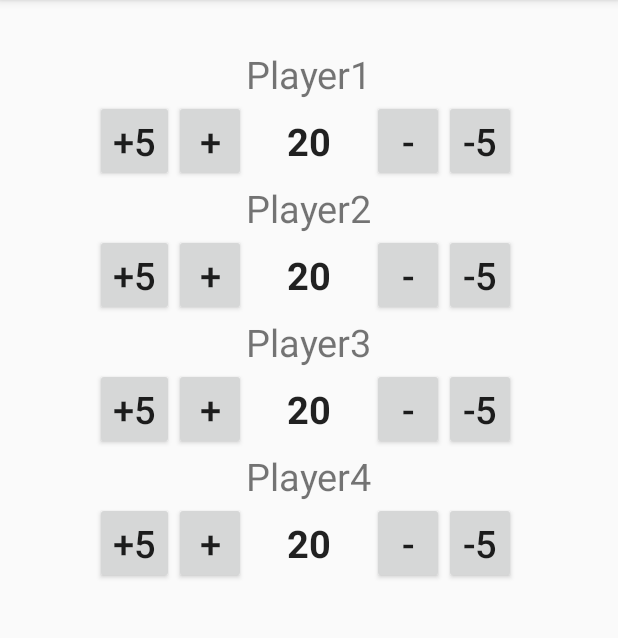
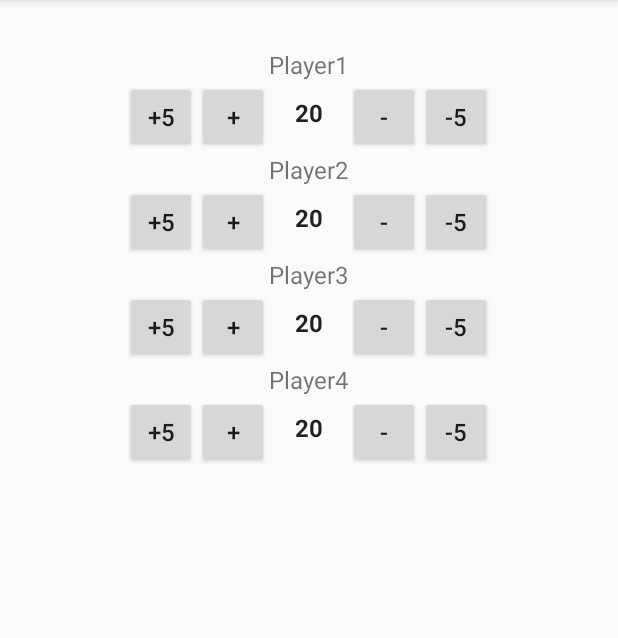
Before and after one commit to TheThirdDave/lifecounter, an Android app: the screen it shows after launch (MainActivity), on a phone screen of 412 x 824 dp, the part 84-722 px from its top. Run offline under Robolectric (Android 15) with nearby library versions, the phone set to English and light mode, and no system bars.

Commit message:
fixed font sizing for smaller screens

```diff
--- a/app/src/main/res/values/dimens.xml
+++ b/app/src/main/res/values/dimens.xml
@@ -2,6 +2,6 @@
     <!-- Default screen margins, per the Android Design guidelines. -->
     <dimen name="activity_horizontal_margin">16dp</dimen>
     <dimen name="activity_vertical_margin">16dp</dimen>
-    <dimen name="font_size">25sp</dimen>
+    <dimen name="font_size">16sp</dimen>
     <dimen name="topMargin">10dp</dimen>
 </resources>
```
